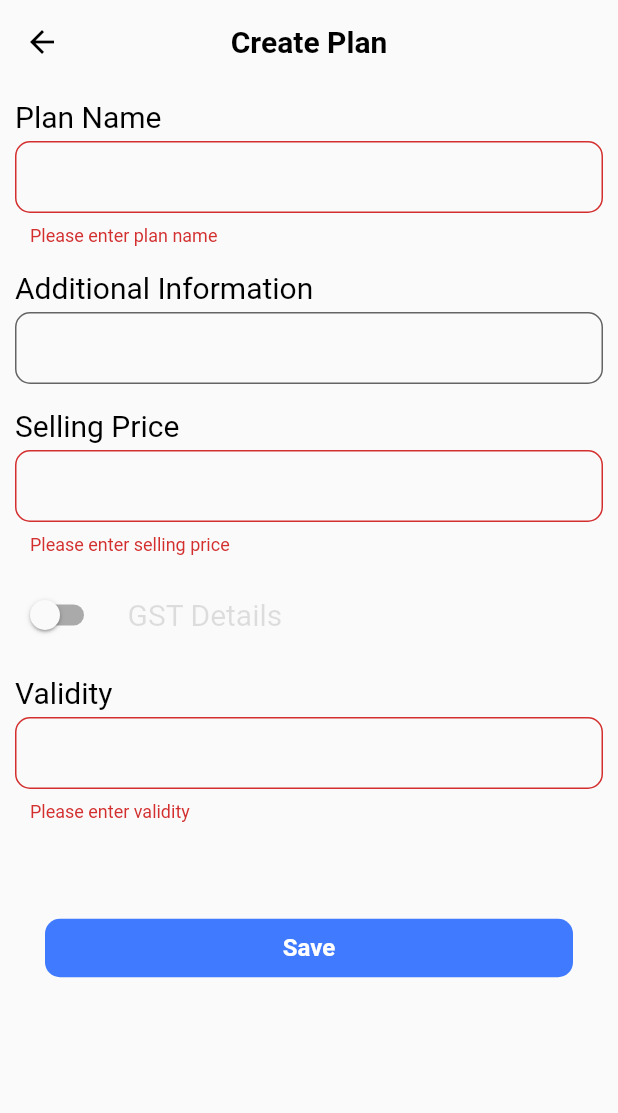
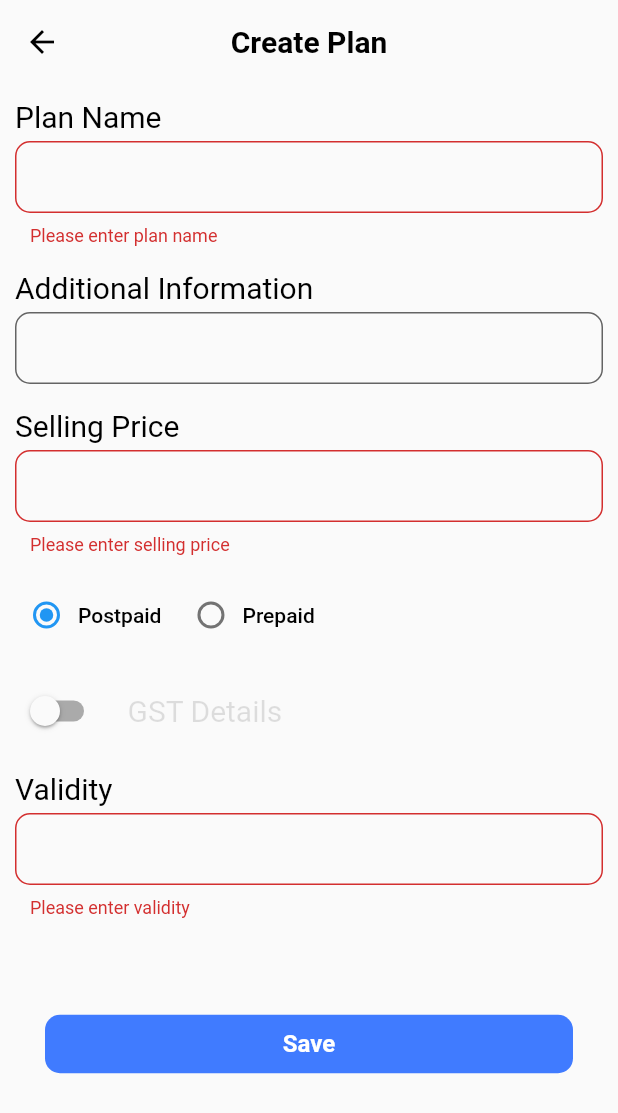
Before and after one commit to GuruPrakashKumar/BharatPos-Gym-Hotels-School, a Flutter app: the CreatePlan screen opened directly, after a tap on "Save", on a phone screen of 412 x 824 dp. Shown: the top 1113 px of the screen. Run offline on Flutter 3.47's test engine with Material 2 defaults, Android fonts, the phone set to English and light mode, and no system bars; our stand-ins replace audioplayers, bloc, cached_network_image, cookie_jar, dio, dio_cookie_manager and 25 more; missing offline and left inert: esc_pos_utils_plus, flutter_background_service, flutter_background_service_android, flutter_barcode_scanner, flutter_html_to_pdf, flutter_pdfview and 10 more; accounts and stored records are empty; project files that could hold a hidden picture were left out.

Commit message:
bill correction, active subscription snackbar, and bug fixed

```diff
--- a/lib/src/blocs/checkout/checkout_cubit.dart
+++ b/lib/src/blocs/checkout/checkout_cubit.dart
@@ -85,7 +85,7 @@ class CheckoutCubit extends Cubit<CheckoutState> {
     emit(CheckoutLoading());
     try {
       await SalesService.createSalesOrder(input, invoiceNum, validity);
-      await SalesService.payDue(input, invoiceNum);
+      // await SalesService.payDue(input, invoiceNum);
       emit(CheckoutSuccess());
     } on DioError catch (_) {
       emit(CheckoutError("Something went wrong"));
--- a/lib/src/models/input/membershipPlanInput.dart
+++ b/lib/src/models/input/membershipPlanInput.dart
@@ -11,7 +11,8 @@ class MembershipPlanInput{
     this.sgst,
     this.igst,
     this.id,
-    this.gst = false
+    this.gst = false,
+    this.subscription_type
   });
   String? id;
   String? user;
@@ -19,6 +20,7 @@ class MembershipPlanInput{
   String? validity;
   String? basePrice;
   String? sellingPrice;
+  String? subscription_type;
   bool gst;
   bool? GSTincluded;
   String? gstRate;
@@ -32,6 +34,7 @@ class MembershipPlanInput{
       "plan": plan,
       "validity": validity,
       "sellingPrice": sellingPrice,
+      "subscription_type": subscription_type,
       if(gst) "basePrice": basePrice,
       if(gst) "GSTincluded": GSTincluded,
       if(gst) "GSTRate": gstRate,
@@ -46,6 +49,7 @@ class MembershipPlanInput{
       id: map['_id'],
       user: map['user'],
       plan: map['plan'],
+      subscription_type: map['subscription_type'],
       validity: map['validity'].toString(),
       basePrice: map['basePrice'].toString(),
       sellingPrice: map['sellingPrice'].toString(),
--- a/lib/src/models/membershipPlan_model.dart
+++ b/lib/src/models/membershipPlan_model.dart
@@ -10,13 +10,15 @@ class MembershipPlanModel{
     this.gstRate,
     this.cgst,
     this.sgst,
-    this.igst
+    this.igst,
+    this.subscription_type
   });
   String? id;
   String? user;
   String? plan;
   int? validity;
   String? basePrice;
+  String? subscription_type;
   double? sellingPrice;
   bool? GSTincluded;
   String? gstRate;
@@ -32,6 +34,7 @@ class MembershipPlanModel{
       "validity": validity,
       "basePrice": basePrice,
       "sellingPrice": sellingPrice,
+      "subscription_type": subscription_type,
       "GSTincluded": GSTincluded,
       "GSTRate": gstRate,
       "CGST": cgst,
@@ -45,6 +48,7 @@ class MembershipPlanModel{
       user: map['user'],
       plan: map['plan'],
       validity: map['validity'],
+        subscription_type: map['subscription_type'],
       basePrice: map['basePrice'].toString(),
       sellingPrice: map['sellingPrice'] != null ? double.parse(map['sellingPrice'].toString()) : 0,
       GSTincluded: map['GSTincluded'],
--- a/lib/src/pages/checkout.dart
+++ b/lib/src/pages/checkout.dart
@@ -333,6 +333,7 @@ class _CheckoutPageState extends State<CheckoutPage> {
               popAll ? SizedBox(height: 20,): SizedBox.shrink(),
               popAll ? Text("$successMsg",style: TextStyle(fontSize: 14),): SizedBox.shrink(),
               popAll ? SizedBox(height: 60,): SizedBox(height: 20,),
+              if(widget.args.order.orderItems?[0].membership?.subscription_type == "prepaid" || widget.args.payDue == true)
               Row(
                 children: [
                   Expanded(
@@ -492,8 +493,10 @@ class _CheckoutPageState extends State<CheckoutPage> {
   }
   ///
   _viewPdf(bool popAll) async {
-    includePayments();
-    calculate();
+    if(widget.args.order.orderItems?[0].membership?.subscription_type == "prepaid" || widget.args.payDue == true){
+      includePayments();
+      calculate();
+    }
     bool expirydateAvailableFlag = false;
     bool hsnAvailableFlag = false;
     bool mrpAvailableFlag = false;
@@ -1262,8 +1265,8 @@ class _CheckoutPageState extends State<CheckoutPage> {
                                   ),
                                   if(widget.args.payDue==false)
                                   const Divider(color: Colors.transparent, height: 30),
-                                  if (widget.args.invoiceType !=
-                                      OrderType.saleReturn)
+                                  if (widget.args.invoiceType != OrderType.saleReturn)
+                                    if(widget.args.order.orderItems?[0].membership?.subscription_type == "prepaid" || widget.args.payDue == true)
                                     Column(
                                       children: [
                                         Row(
@@ -1727,27 +1730,13 @@ class _CheckoutPageState extends State<CheckoutPage> {
     _formKey.currentState?.save();
     if (_formKey.currentState?.validate() ?? false) {
 
-      bool paymentValidation = includePayments();
-
-      // if(widget.args.payDue == true) { //condition for paying less amount than due
-      //   for (int i = 0; i < widget.args.order.orderItems!.length; i++) {
-      //     OrderItemInput orderItem = widget.args.order.orderItems![i];
-      //     double? totalInputAmount = widget.args.order.modeOfPayment?.fold<double>(0, (acc, curr) {
-      //       return curr['amount'] + acc;
-      //     });
-      //     if(orderItem.membership?.gstRate!="null"){
-      //       if(orderItem.membership!.GSTincluded!){
-      //         _onTotalChange(orderItem.membership!, totalInputAmount?.toStringAsFixed(2));
-      //       }else{
-      //         _onSubtotalChange(orderItem.membership!, totalInputAmount?.toStringAsFixed(2));
-      //       }
-      //     }else{
-      //         _onTotalChange(orderItem.membership!, totalInputAmount?.toStringAsFixed(2));
-      //     }
-      //   }
-      if(paymentValidation)
-        calculate();
-      // }
+      bool paymentValidation = true;
+      if(widget.args.order.orderItems?[0].membership?.subscription_type == "prepaid" || widget.args.payDue == true){
+        paymentValidation = includePayments();
+        if(paymentValidation)
+          calculate();
+      }
+
 
 
       salesInvoiceNo = await _checkoutCubit.getSalesNum() as int;
@@ -1785,7 +1774,7 @@ Future<void> _launchUrl(mobNum, user,List<Map<String, dynamic>>? paymethod, sub,
   for (int i = 0; i < items.length; i++) {
     if (items[i].membership.plan.length <= 4) {
       x = x +
-          "%0A%09%09%09${items[i].membership.plan}%09%09%20%09%09%09${items[i].membership.validity}%09%09%09%09%09%09${items[i].membership.sellingPrice}%09%09%09%09%09%09%09${items[i].membership.sellingPrice * items[i].quantity}";
+          "%0A%09%09%09${items[i].membership.plan}%09%09%20%09%09%09${items[i].membership.validity}%09%09%09%09%09%09${items[i].membership.sellingPrice.toStringAsFixed(2)}%09%09%09%09%09%09%09${items[i].membership.sellingPrice.toStringAsFixed(2)}";
     } else {
       x = x +
           "%0A%09%09%09${items[i].membership.plan.substring(0, 4)}%09%09%20%09%09%09${items[i].quantity}%09%09%09%09%09%09${items[i].membership.sellingPrice}%09%09%09%09%09%09%09${items[i].membership.sellingPrice * items[i].quantity}";
--- a/lib/src/pages/create_party.dart
+++ b/lib/src/pages/create_party.dart
@@ -39,7 +39,7 @@ class _CreatePartyPageState extends State<CreatePartyPage> {
   void initState() {
     super.initState();
     _partyInput =
-        PartyInput(type: widget.args.partyType, id: widget.args.partyId);
+        PartyInput(type: "customer", id: widget.args.partyId);
     _partyCubit = PartyCubit();
   }
 
--- a/lib/src/pages/create_product.dart
+++ b/lib/src/pages/create_product.dart
@@ -61,6 +61,7 @@ class _CreatePlanState extends State<CreatePlan> {
   final ScrollController _scrollController = ScrollController();
   final SearchProductServices searchProductServices = SearchProductServices();
   int includedExcludedRadioButton = 1;
+  int subscriptionTypeRadioButton = 1;
   String additionalInformation = "";
 
   ///
@@ -102,6 +103,13 @@ class _CreatePlanState extends State<CreatePlan> {
     setState(() {
       _formInput = membershipInput!;
     });
+
+    if(_formInput.subscription_type != "null")
+      if(_formInput.subscription_type == "postpaid"){
+        subscriptionTypeRadioButton = 1;
+      }else{
+        subscriptionTypeRadioButton = 2;
+      }
 
     if (_formInput.GSTincluded != null) if (_formInput.GSTincluded!) {
       includedExcludedRadioButton = 1;
@@ -249,6 +257,35 @@ class _CreatePlanState extends State<CreatePlan> {
                     ),
                     const Divider(color: Colors.transparent),
                     Row(
+                      children: [
+                        RadioMenuButton(
+                            value: 1,
+                            groupValue: subscriptionTypeRadioButton,
+                            onChanged: (val) {
+                              subscriptionTypeRadioButton = 1;
+                              if(subscriptionTypeRadioButton == 1){
+                                _formInput.subscription_type = "postpaid";
+                              }
+                              print("radio button 1");
+                              setState(() {});
+                            },
+                            child: Text("Postpaid")),
+                        RadioMenuButton(
+                            value: 2,
+                            groupValue: subscriptionTypeRadioButton,
+                            onChanged: (val) {
+                              print("radio button 2");
+                              subscriptionTypeRadioButton = 2;
+                              if(subscriptionTypeRadioButton == 2){
+                                _formInput.subscription_type = "prepaid";
+                              }
+                              setState(() {});
+                            },
+                            child: Text("Prepaid"))
+                      ],
+                    ),
+                    const Divider(color: Colors.transparent),
+                    Row(
                       mainAxisAlignment: MainAxisAlignment.start,
                       children: [
                         Switch(
@@ -383,9 +420,10 @@ class _CreatePlanState extends State<CreatePlan> {
                           _formInput.plan = "${_formInput.plan} $additionalInformation";
                           print("gstswitch is $gstSwitch includedExcludedRadioButton is $includedExcludedRadioButton and _form.gstincluded is ${_formInput.GSTincluded}");
                           if(gstSwitch && includedExcludedRadioButton==1) _formInput.GSTincluded = true;
+                          if(subscriptionTypeRadioButton==1) _formInput.subscription_type="postpaid";
 
                           _productCubit.createPlan(_formInput);
-                          // Navigator.pop(context);
+                          Navigator.pop(context);
                         }
                       },
                     ),
--- a/lib/src/pages/party_credit.dart
+++ b/lib/src/pages/party_credit.dart
@@ -285,11 +285,11 @@ class _PartyCreditPageState extends State<PartyCreditPage> {
                                 children: [
                                   Text("Due: ",style:TextStyle(fontWeight: FontWeight.bold),),
                                   Text(
-                                    "${activeMem.due}",
+                                    "${activeMem.due?.toStringAsFixed(2)}",
                                   )
                                 ],
                               ),
-                              if(activeMem.due!>0)
+                              if(activeMem.due!>0.01)
                               Row(
                                 mainAxisAlignment: MainAxisAlignment.end,
                                 children: [
```
Also changed, not shown: lib/src/pages/home.dart (+78 -43 lines), lib/src/pages/sign_in.dart (+9 -9 lines), lib/src/services/dio_interceptor.dart (+6 -3 lines), lib/src/widgets/invoice_template_withGST.dart (+15 -17 lines), lib/src/widgets/product_card_horizontal.dart (+13 -1 lines), 7 other files.
